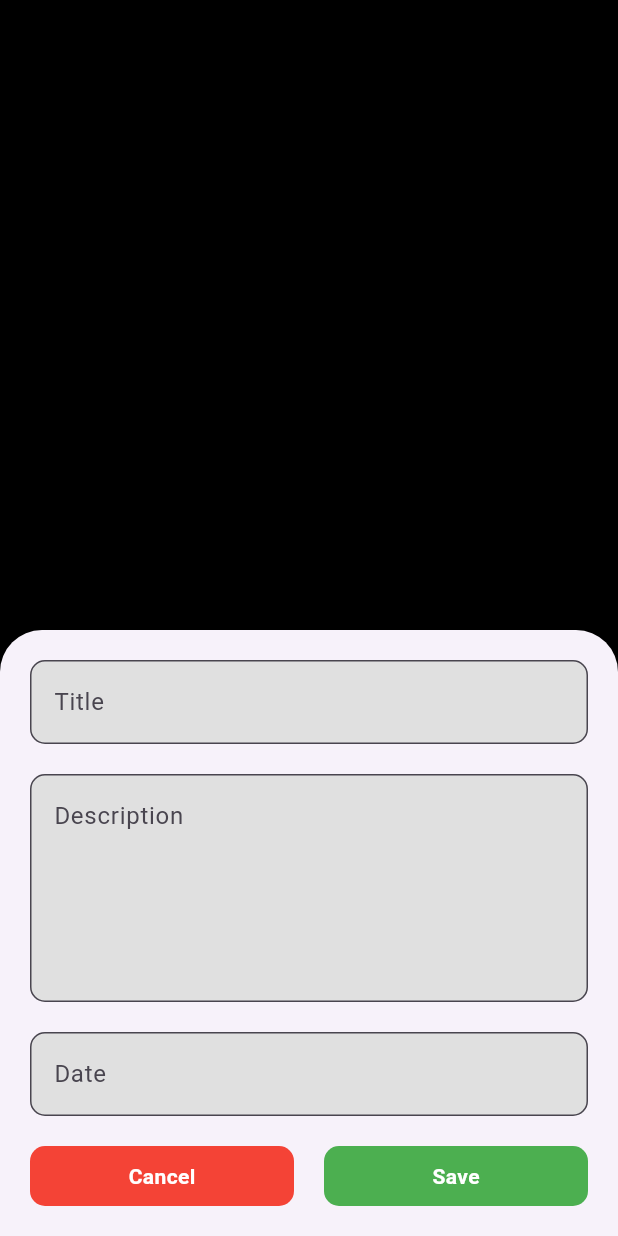
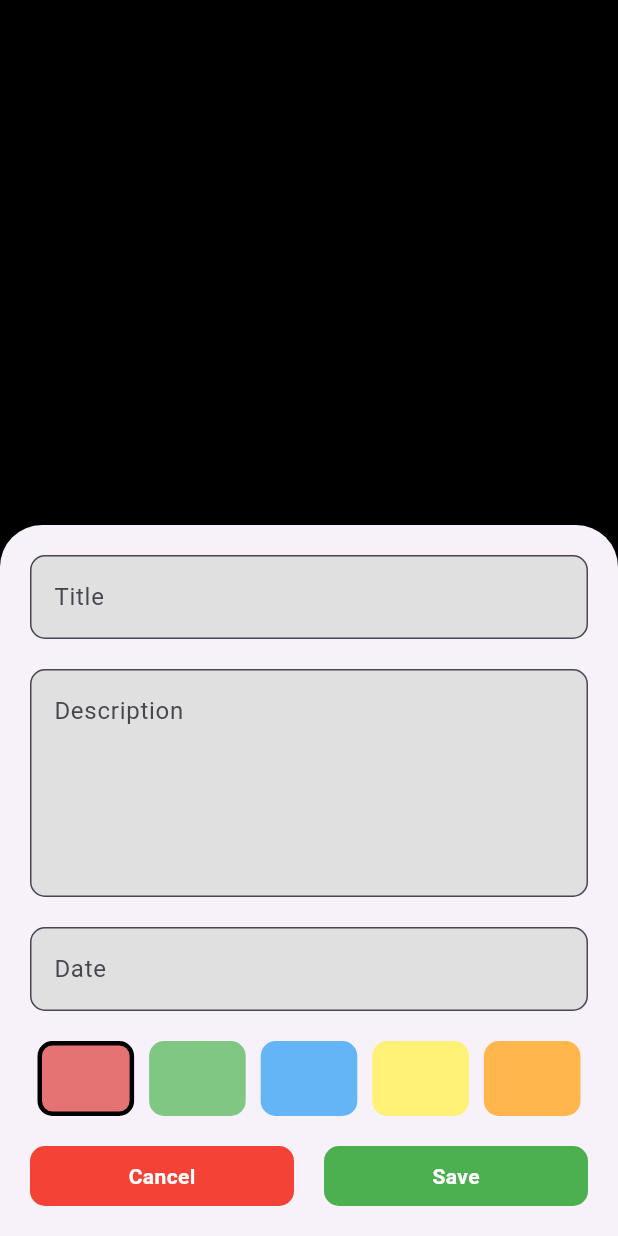
Before and after one commit to shihabLuminar/note_app_april, a Flutter app: the screen it shows after launch, after a tap on the "add" icon, on a phone screen of 412 x 824 dp. Run offline on Flutter 3.47's test engine with Material 3 defaults, Android fonts, the phone set to English and light mode, and no system bars; our stand-ins replace lottie, share_plus.

Commit message:
color selection added

```diff
--- a/lib/dummy_db.dart
+++ b/lib/dummy_db.dart
@@ -1,3 +1,13 @@
+import 'package:flutter/material.dart';
+
 class DummyDb {
   static List<Map> notesList = [];
+
+  static List<Color> noteColors = [
+    Colors.red.shade300,
+    Colors.green.shade300,
+    Colors.blue.shade300,
+    Colors.yellow.shade300,
+    Colors.orange.shade300,
+  ];
 }
--- a/lib/view/notes_screen/notes_screen.dart
+++ b/lib/view/notes_screen/notes_screen.dart
@@ -13,6 +13,7 @@ class _NotesScreenState extends State<NotesScreen> {
   TextEditingController titleController = TextEditingController();
   TextEditingController descController = TextEditingController();
   TextEditingController dateController = TextEditingController();
+  int selectedColorIndex = 0;
   @override
   Widget build(BuildContext context) {
     return SafeArea(
@@ -23,6 +24,7 @@ class _NotesScreenState extends State<NotesScreen> {
               titleController.clear();
               descController.clear();
               dateController.clear();
+              selectedColorIndex = 0;
               _customBottomSheet(context);
             },
             child: Icon(Icons.add),
@@ -30,13 +32,17 @@ class _NotesScreenState extends State<NotesScreen> {
           body: ListView.separated(
               padding: EdgeInsets.all(15),
               itemBuilder: (context, index) => NoteCard(
+                    noteColor: DummyDb
+                        .noteColors[DummyDb.notesList[index]["colorIndex"]],
                     date: DummyDb.notesList[index]["date"],
                     desc: DummyDb.notesList[index]["desc"],
                     title: DummyDb.notesList[index]["title"],
+                    // for deletion
                     onDelete: () {
                       DummyDb.notesList.removeAt(index);
                       setState(() {});
                     },
+                    // for editing
                     onEdit: () {
                       titleController.text = DummyDb.notesList[index]["title"];
                       dateController.text = DummyDb.notesList[index]["date"];
@@ -98,6 +104,35 @@ class _NotesScreenState extends State<NotesScreen> {
                               borderRadius: BorderRadius.circular(10))),
                     ),
                     SizedBox(height: 20),
+                    //build color section
+                    StatefulBuilder(
+                      builder: (context, setColorState) => Row(
+                        children: List.generate(
+                          DummyDb.noteColors.length,
+                          (index) => Expanded(
+                            child: InkWell(
+                              onTap: () {
+                                selectedColorIndex = index;
+                                setColorState(
+                                  () {},
+                                );
+                              },
+                              child: Container(
+                                margin: EdgeInsets.symmetric(horizontal: 5),
+                                height: 50,
+                                decoration: BoxDecoration(
+                                    border: selectedColorIndex == index
+                                        ? Border.all(width: 3)
+                                        : null,
+                                    color: DummyDb.noteColors[index],
+                                    borderRadius: BorderRadius.circular(10)),
+                              ),
+                            ),
+                          ),
+                        ),
+                      ),
+                    ),
+                    SizedBox(height: 20),
                     Row(
                       children: [
                         Expanded(
@@ -125,17 +160,21 @@ class _NotesScreenState extends State<NotesScreen> {
                         Expanded(
                           child: InkWell(
                             onTap: () {
-                              isEdit
-                                  ? DummyDb.notesList[itemIndex!] = {
-                                      "title": titleController.text,
-                                      "desc": descController.text,
-                                      "date": dateController.text
-                                    }
-                                  : DummyDb.notesList.add({
-                                      "title": titleController.text,
-                                      "desc": descController.text,
-                                      "date": dateController.text
-                                    });
+                              if (isEdit == true) {
+                                DummyDb.notesList[itemIndex!] = {
+                                  "title": titleController.text,
+                                  "desc": descController.text,
+                                  "colorIndex": selectedColorIndex,
+                                  "date": dateController.text,
+                                };
+                              } else {
+                                DummyDb.notesList.add({
+                                  "title": titleController.text,
+                                  "desc": descController.text,
+                                  "date": dateController.text,
+                                  "colorIndex": selectedColorIndex
+                                });
+                              }
                               Navigator.pop(context);
                               setState(() {});
                             },
--- a/pubspec.yaml
+++ b/pubspec.yaml
@@ -32,6 +32,7 @@ dependencies:
   flutter:
     sdk: flutter
   lottie: ^3.1.2
+  share_plus: ^7.2.2
 
 dev_dependencies:
 
```
Also changed, not shown: lib/view/notes_screen/widget/note_card.dart (+8 -3 lines), pubspec.lock, 6 other files.
